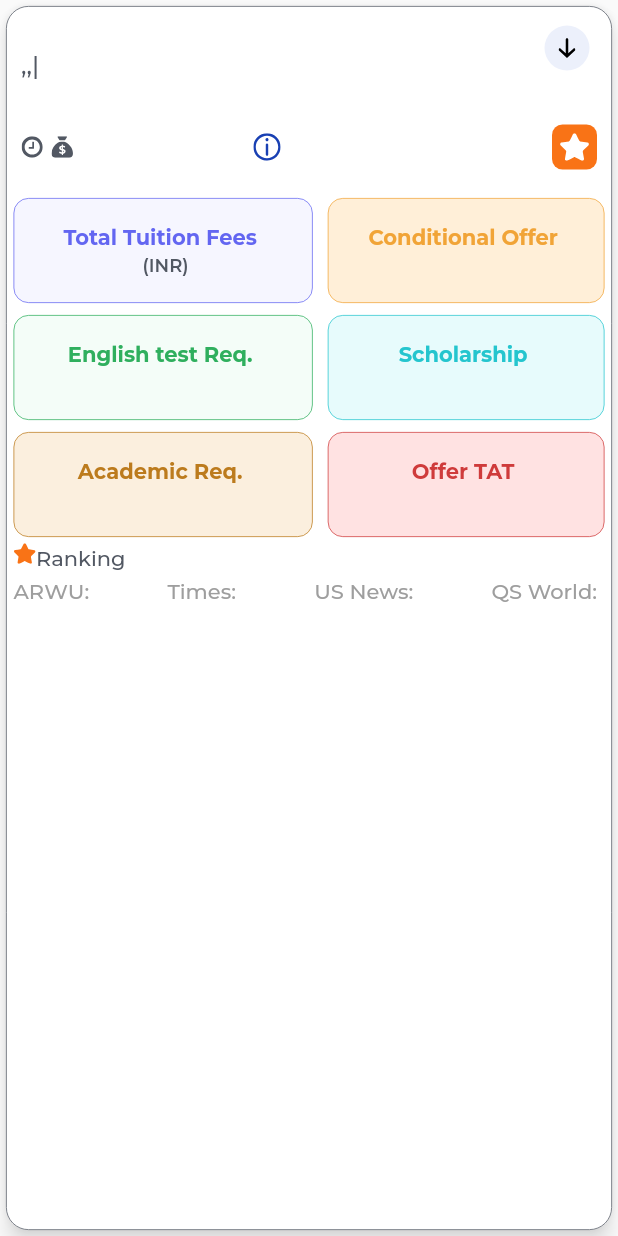
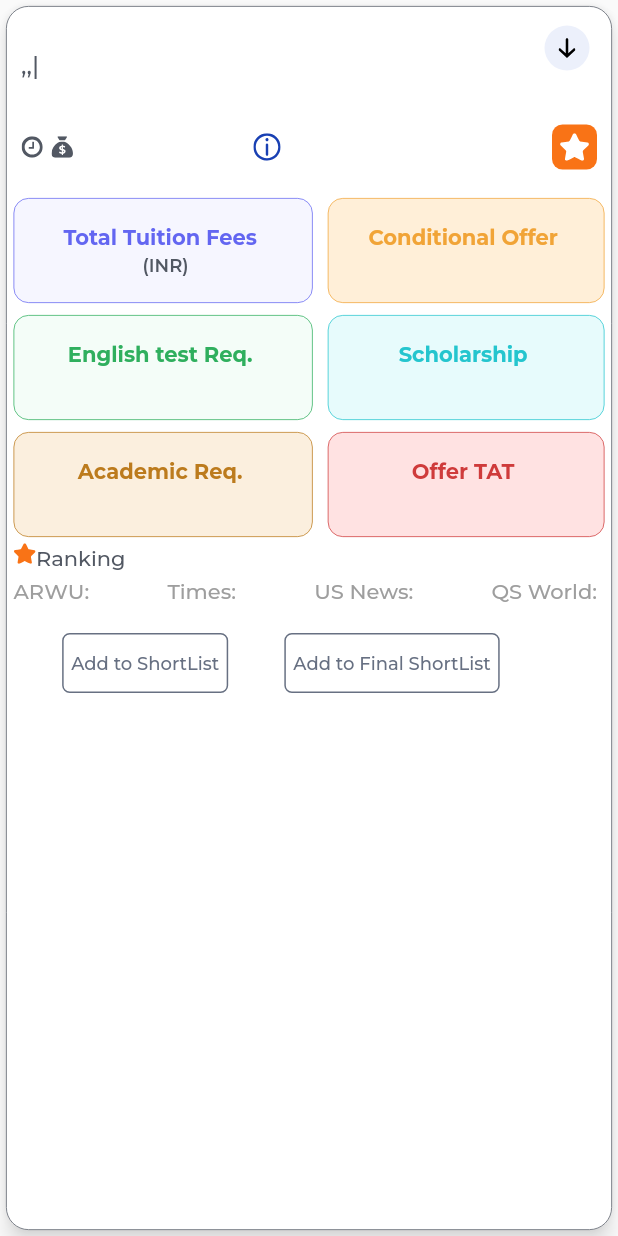
Before and after one commit to Adityamishra1234/Gradlynk, a Flutter app: the CollagelistExpandedWidget widget shown alone on an empty page, opened directly with empty values, after a tap on an icon or button, on a phone screen of 412 x 824 dp. Run offline on Flutter 3.47's test engine with Material 2 defaults, Android fonts, the phone set to English and light mode, and no system bars; drawn by our look-alikes of auto_size_text; our stand-ins replace carousel_slider, dropdown_search, easy_search_bar, file_picker, flutter_svg, flutter_widget_from_html_core and 6 more; missing offline and left inert: back_pressed, bulleted_list, checkbox_grouped, configurable_expansion_tile_null_safety, phlox_animations; accounts and stored records are empty.

Commit message:
ReviewShortlist and Final ShortList

```diff
--- a/lib/widgets/collagelistexpandedwidget.dart
+++ b/lib/widgets/collagelistexpandedwidget.dart
@@ -3,6 +3,7 @@ import 'package:flutter/material.dart';
 import 'package:flutter_svg/flutter_svg.dart';
 import 'package:get/get.dart';
 import 'package:intl/intl.dart';
+import 'package:studentpanel/services/api_services.dart';
 import 'package:studentpanel/ui/controllers/coursesearchcontroller.dart';
 import 'package:studentpanel/ui/models/courseseach.dart';
 import 'package:studentpanel/ui/screen/sort.dart';
@@ -10,19 +11,29 @@ import 'package:studentpanel/utils/theme.dart';
 import 'package:studentpanel/widgets/customautosizetextmontserrat.dart';
 
 class CollagelistExpandedWidget extends StatefulWidget {
+  // String? CourseSearchModelCompare1Id;
+  // String? CourseSearchModelCompare2Id;
+  bool? shortList = false;
+  bool? finalShortList = false;
   String? currentPage;
   String? lastPage;
   CourseSearchModel courseSearchModel;
   final Function callbackFunction;
   final Function callbackCompare;
+  final Function? callbackShortListButton;
+  final Function? callbackFinalShortListButton;
   bool? iscompare;
   int? index;
   CollagelistExpandedWidget(
       {Key? key,
+      // this.CourseSearchModelCompare1Id,
+      // this.CourseSearchModelCompare2Id,
       required this.iscompare,
       required this.courseSearchModel,
       required this.callbackFunction,
+      this.callbackFinalShortListButton,
       required this.callbackCompare,
+      this.callbackShortListButton,
       required this.index,
       this.currentPage,
       this.lastPage})
@@ -43,11 +54,14 @@ class _CollagelistExpandedWidgetState extends State<CollagelistExpandedWidget>
   bool? addCompare;
   bool? isCompare;
   int? index;
+  bool shortlist = false;
+  bool finalShortList = false;
 
   @override
   void initState() {
     courseSearchModel = widget.courseSearchModel;
-
+    shortlist = widget.shortList!;
+    finalShortList = widget.finalShortList!;
     index = widget.index;
 
     controller =
@@ -175,7 +189,7 @@ class _CollagelistExpandedWidgetState extends State<CollagelistExpandedWidget>
                         padding: const EdgeInsets.only(left: 10, right: 10),
                         child: CustomAutoSizeTextMontserrat(
                           text:
-                              "${courseSearchModel.countryName!},${courseSearchModel.stateName!},${courseSearchModel.cityName!}|${courseSearchModel.universityName!}",
+                              "${courseSearchModel.countryName ?? ""},${courseSearchModel.stateName ?? ""},${courseSearchModel.cityName ?? ""}|${courseSearchModel.universityName ?? ""}",
                           // "Australia,Victor,Melbourne | RMIT University",
                           maxLines: 3,
                           textColor: ThemeConstants.bluegreycolor,
@@ -229,9 +243,12 @@ class _CollagelistExpandedWidgetState extends State<CollagelistExpandedWidget>
                               child: SizedBox(
                                 width: 100,
                                 child: CustomAutoSizeTextMontserrat(
-                                  text: courseSearchModel.annualTutionFees
+                                  text: courseSearchModel.currencyCode != null
+                                      ? (courseSearchModel.annualTutionFees
                                               .toString() +
-                                      courseSearchModel.currencyCode!,
+                                          courseSearchModel.currencyCode!)
+                                      : courseSearchModel.annualTutionFees
+                                          .toString(),
                                   textColor: ThemeConstants.bluelightgreycolor,
                                   fontSize: 15,
                                   fontWeight: FontWeight.w600,
@@ -728,9 +745,134 @@ class _CollagelistExpandedWidgetState extends State<CollagelistExpandedWidget>
                 ),
               ),
             Row(
-              children: [],
+              children: [
+                Spacer(),
+                if (shortlist == true)
+                  Padding(
+                    padding: const EdgeInsets.only(bottom: 10),
+                    child: InkWell(
+                      onTap: (() {
+                        shortlist = false;
+                        widget.callbackShortListButton!(courseSearchModel.id);
+                        setState(() {});
+                      }),
+                      child: Container(
+                        height: 40,
+                        decoration: BoxDecoration(
+                            border: Border.all(
+                              color: ThemeConstants.TextColor,
                             ),
+                            borderRadius: BorderRadius.circular(5.0)),
+                        child: Center(
+                          child: Padding(
+                            padding: const EdgeInsets.only(left: 5, right: 5),
+                            child: CustomAutoSizeTextMontserrat(
+                              text: "Remove ShortList",
+                              textColor: ThemeConstants.TextColor,
+                              fontSize: 10,
+                            ),
+                          ),
+                        ),
+                      ),
+                    ),
+                  ),
+                if (shortlist == false)
+                  Padding(
+                    padding: const EdgeInsets.only(bottom: 10),
+                    child: InkWell(
+                      onTap: (() {
+                        shortlist = true;
+                        widget.callbackShortListButton!(
+                            courseSearchModel.courseId);
+                        setState(() {});
+                      }),
+                      child: Container(
+                        height: 40,
+                        decoration: BoxDecoration(
+                            border: Border.all(
+                              color: ThemeConstants.TextColor,
+                            ),
+                            borderRadius: BorderRadius.circular(5.0)),
+                        child: Center(
+                          child: Padding(
+                            padding: const EdgeInsets.only(left: 5, right: 5),
+                            child: CustomAutoSizeTextMontserrat(
+                              text: "Add to ShortList",
+                              textColor: ThemeConstants.TextColor,
+                              fontSize: 10,
+                            ),
+                          ),
+                        ),
+                      ),
+                    ),
+                  ),
+                Spacer(),
+                if (finalShortList == true)
+                  Padding(
+                    padding: const EdgeInsets.only(bottom: 10),
+                    child: InkWell(
+                      onTap: (() {
+                        finalShortList = false;
+                        widget.callbackFinalShortListButton!(
+                            courseSearchModel.id);
+                        setState(() {});
+                      }),
+                      child: Container(
+                        height: 40,
+                        decoration: BoxDecoration(
+                            border: Border.all(
+                              color: ThemeConstants.TextColor,
+                            ),
+                            borderRadius: BorderRadius.circular(5.0)),
+                        child: Padding(
+                          padding: const EdgeInsets.only(left: 5, right: 5),
+                          child: Center(
+                            child: CustomAutoSizeTextMontserrat(
+                              text: "Remove Final ShortList",
+                              textColor: ThemeConstants.TextColor,
+                              fontSize: 10,
+                            ),
+                          ),
+                        ),
+                      ),
+                    ),
+                  ),
+                if (finalShortList == false)
+                  Padding(
+                    padding: const EdgeInsets.only(bottom: 10),
+                    child: InkWell(
+                      onTap: (() {
+                        finalShortList = true;
+                        widget.callbackFinalShortListButton!(
+                            courseSearchModel.id);
+                        setState(() {});
+                      }),
+                      child: Container(
+                        height: 40,
+                        decoration: BoxDecoration(
+                            border: Border.all(
+                              color: ThemeConstants.TextColor,
+                            ),
+                            borderRadius: BorderRadius.circular(5.0)),
+                        child: Center(
+                          child: Padding(
+                            padding: const EdgeInsets.only(left: 5, right: 5),
+                            child: CustomAutoSizeTextMontserrat(
+                              text: "Add to Final ShortList",
+                              textColor: ThemeConstants.TextColor,
+                              fontSize: 10,
+                            ),
+                          ),
+                        ),
+                      ),
+                    ),
+                  ),
+                Spacer(),
                 if (widget.iscompare == true) AddedButtonShow(),
+                Spacer(),
+              ],
+            ),
+
             // if (widget.iscompare == true) AddedButtonShow(),
             // if ((addCompare == false || addCompare == null) &&
             //     isCompare == true &&
@@ -752,7 +894,7 @@ class _CollagelistExpandedWidgetState extends State<CollagelistExpandedWidget>
         return Padding(
           padding: const EdgeInsets.only(bottom: 10),
           child: SizedBox(
-            width: 160,
+            width: 90,
             height: 40,
             child: ElevatedButton(
                 style: ElevatedButton.styleFrom(
@@ -775,23 +917,10 @@ class _CollagelistExpandedWidgetState extends State<CollagelistExpandedWidget>
                   }
                   setState(() {});
                 },
-                child: Row(
-                  children: [
-                    const Spacer(),
-                    SvgPicture.asset(
-                      "assets/icons/plus.svg",
-                      height: 15,
-                      color: ThemeConstants.whitecolor,
-                    ),
-                    const SizedBox(
-                      width: 5,
-                    ),
-                    CustomAutoSizeTextMontserrat(
+                child: CustomAutoSizeTextMontserrat(
                   text: "Added",
+                  fontSize: 12,
                   textColor: ThemeConstants.whitecolor,
-                    ),
-                    const Spacer(),
-                  ],
                 )),
           ),
         );
@@ -804,7 +933,7 @@ class _CollagelistExpandedWidgetState extends State<CollagelistExpandedWidget>
         return Padding(
           padding: const EdgeInsets.only(bottom: 10),
           child: SizedBox(
-            width: 190,
+            width: 90,
             height: 40,
             child: ElevatedButton(
                 style: ElevatedButton.styleFrom(
@@ -835,23 +964,10 @@ class _CollagelistExpandedWidgetState extends State<CollagelistExpandedWidget>
                     });
                   }
                 },
-                child: Row(
-                  children: [
-                    const Spacer(),
-                    SvgPicture.asset(
-                      "assets/icons/plus.svg",
-                      height: 15,
-                      color: ThemeConstants.bluegreycolor,
-                    ),
-                    const SizedBox(
-                      width: 5,
-                    ),
-                    CustomAutoSizeTextMontserrat(
-                      text: "Add to Compare",
+                child: CustomAutoSizeTextMontserrat(
+                  text: "Compare",
+                  fontSize: 12,
                   textColor: ThemeConstants.bluegreycolor,
-                    ),
-                    const Spacer(),
-                  ],
                 )),
           ),
         );
@@ -862,7 +978,7 @@ class _CollagelistExpandedWidgetState extends State<CollagelistExpandedWidget>
       return Padding(
         padding: const EdgeInsets.only(bottom: 10),
         child: SizedBox(
-          width: 160,
+          width: 90,
           height: 40,
           child: ElevatedButton(
               style: ElevatedButton.styleFrom(
@@ -885,23 +1001,10 @@ class _CollagelistExpandedWidgetState extends State<CollagelistExpandedWidget>
                 }
                 setState(() {});
               },
-              child: Row(
-                children: [
-                  const Spacer(),
-                  SvgPicture.asset(
-                    "assets/icons/plus.svg",
-                    height: 15,
-                    color: ThemeConstants.whitecolor,
-                  ),
-                  const SizedBox(
-                    width: 5,
-                  ),
-                  CustomAutoSizeTextMontserrat(
+              child: CustomAutoSizeTextMontserrat(
                 text: "Added",
+                fontSize: 12,
                 textColor: ThemeConstants.whitecolor,
-                  ),
-                  const Spacer(),
-                ],
               )),
         ),
       );
@@ -910,7 +1013,7 @@ class _CollagelistExpandedWidgetState extends State<CollagelistExpandedWidget>
       return Padding(
         padding: const EdgeInsets.only(bottom: 10),
         child: SizedBox(
-          width: 190,
+          width: 90,
           height: 40,
           child: ElevatedButton(
               style: ElevatedButton.styleFrom(
@@ -939,23 +1042,10 @@ class _CollagelistExpandedWidgetState extends State<CollagelistExpandedWidget>
                   });
                 }
               },
-              child: Row(
-                children: [
-                  const Spacer(),
-                  SvgPicture.asset(
-                    "assets/icons/plus.svg",
-                    height: 15,
-                    color: ThemeConstants.bluegreycolor,
-                  ),
-                  const SizedBox(
-                    width: 5,
-                  ),
-                  CustomAutoSizeTextMontserrat(
-                    text: "Add to Compare",
+              child: CustomAutoSizeTextMontserrat(
+                text: "Compare",
+                fontSize: 12,
                 textColor: ThemeConstants.bluegreycolor,
-                  ),
-                  const Spacer(),
-                ],
               )),
         ),
       );
```
Lines whose indentation alone changed are shown as unchanged.
